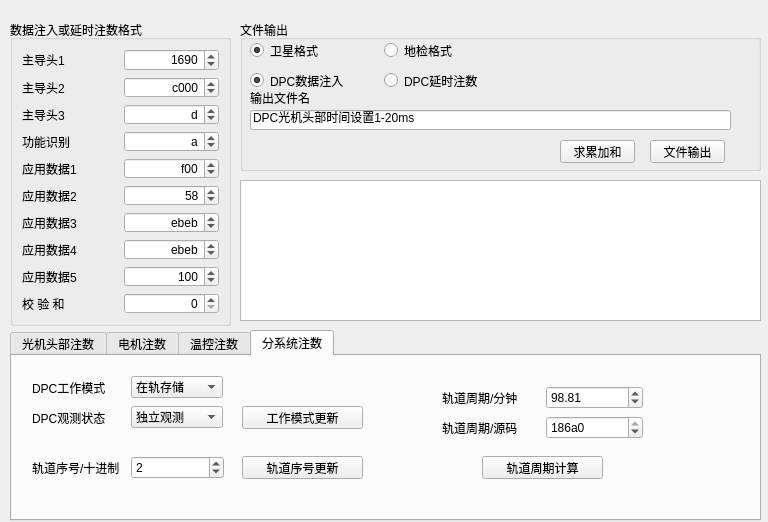
First picture: the form in gui.ui, repository angel263wy/DQ_TCGen, before the edit.
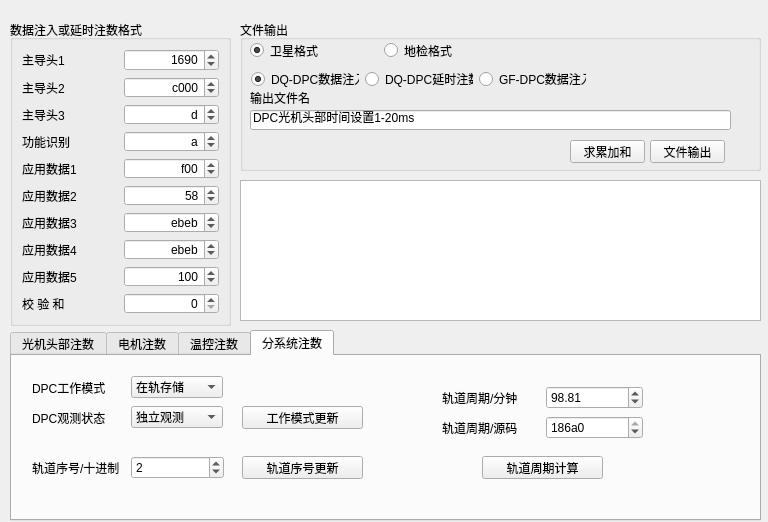
Second picture: the form after the edit.

Diff of the .ui file:
```diff
--- a/gui.ui
+++ b/gui.ui
@@ -353,7 +353,7 @@
    <widget class="QPushButton" name="pushButton_xor">
     <property name="geometry">
      <rect>
-      <x>320</x>
+      <x>330</x>
       <y>120</y>
       <width>75</width>
       <height>23</height>
@@ -424,20 +424,20 @@
      </item>
     </layout>
    </widget>
-   <widget class="QWidget" name="layoutWidget">
+   <widget class="QWidget" name="">
     <property name="geometry">
      <rect>
-      <x>10</x>
+      <x>11</x>
       <y>50</y>
-      <width>261</width>
-      <height>21</height>
+      <width>335</width>
+      <height>18</height>
      </rect>
     </property>
     <layout class="QHBoxLayout" name="horizontalLayout_14">
      <item>
       <widget class="QRadioButton" name="radioButton_dpc_cmdfmt">
        <property name="text">
-        <string>DPC数据注入</string>
+        <string>DQ-DPC数据注入</string>
        </property>
        <property name="checked">
         <bool>true</bool>
@@ -447,7 +447,17 @@
      <item>
       <widget class="QRadioButton" name="radioButton_dpc_yzfmt">
        <property name="text">
-        <string>DPC延时注数</string>
+        <string>DQ-DPC延时注数</string>
+       </property>
+      </widget>
+     </item>
+     <item>
+      <widget class="QRadioButton" name="radioButton_gfdpc_yzfmt">
+       <property name="text">
+        <string>GF-DPC数据注入</string>
+       </property>
+       <property name="checked">
+        <bool>false</bool>
        </property>
       </widget>
      </item>
```
Left out of the diff: 41 changed lines with no effect on the pictures.
